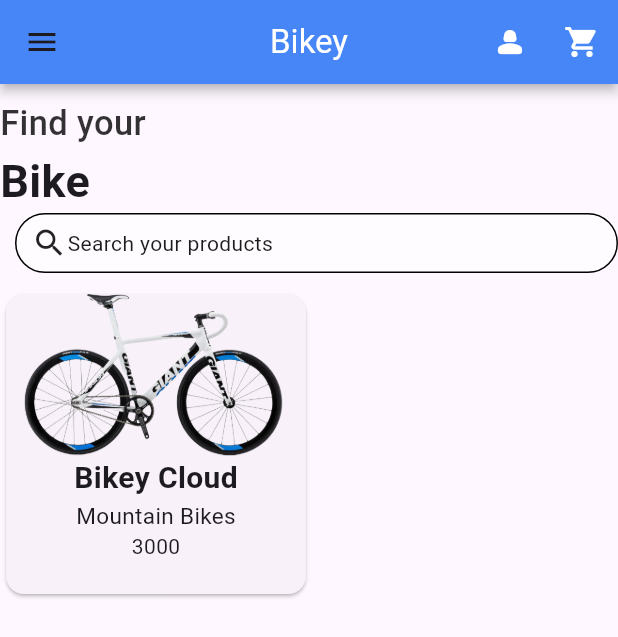
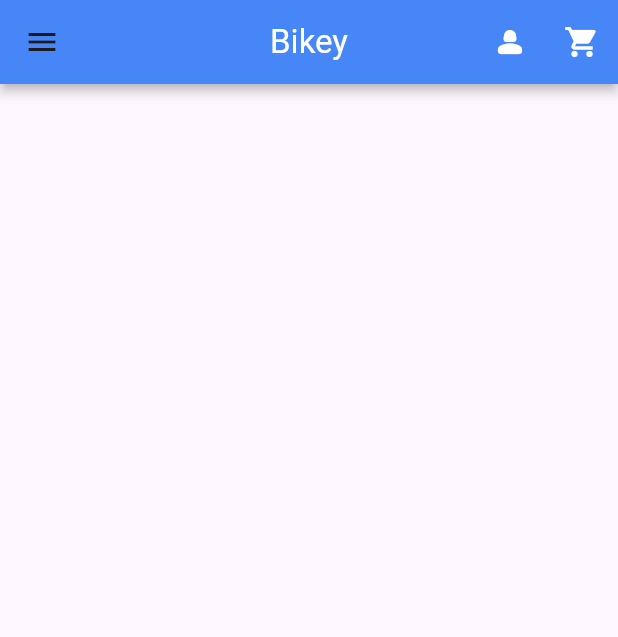
Before and after one commit to Tosin8/tutorialspoint_demo, a Flutter app: the screen it shows after launch, on a phone screen of 412 x 824 dp. Shown: the top 637 px of the screen. Run offline on Flutter 3.47's test engine with Material 3 defaults, Android fonts, the phone set to English and light mode, and no system bars.

Commit message:
Update home_page.dart
Using listView

```diff
--- a/lib/screen/home_page.dart
+++ b/lib/screen/home_page.dart
@@ -39,58 +39,8 @@ class _HomePageState extends State<HomePage> {
             ),
           ],
         ),
-        body: Column(
-          // mainAxisAlignment: MainAxisAlignment.center,
-          crossAxisAlignment: CrossAxisAlignment.start,
-          children: [
-            const SizedBox(height: 10),
-            Text(
-              'Find your',
-              style: TextStyle(
-                  fontSize: 23,
-                  fontWeight: FontWeight.w500,
-                  color: Colors.black.withOpacity(0.8)),
-            ),
-            Text(
-              'Bike',
-              style: TextStyle(fontSize: 30, fontWeight: FontWeight.bold),
-            ),
-            Padding(
-              padding: const EdgeInsets.only(left: 10),
-              child: Container(
-                height: 40,
-                //width: 40,
-                decoration: BoxDecoration(
-                    borderRadius: BorderRadius.circular(30),
-                    border: Border.all(width: 1, color: Colors.black),
-                    color: Colors.white60),
-                child: const Row(
-                  children: [
-                    SizedBox(width: 10),
-                    Icon(Icons.search),
-                    Text('Search your products'),
-                  ],
-                ),
-              ),
-            ),
-            SizedBox(height: 10),
-            Card(
-                child: SizedBox(
-              width: 200,
-              height: 200,
-              child: Column(
-                children: [
-                  Image.asset('assets/images/5.png'),
-                  Text(
-                    'Bikey Cloud',
-                    style: TextStyle(fontSize: 20, fontWeight: FontWeight.bold),
-                  ),
-                  Text('Mountain Bikes', style: TextStyle(fontSize: 15)),
-                  Text('3000')
-                ],
-              ),
-            )),
-          ],
+        body: ListView(
+          children: [],
         ),
         drawer: const Bikey_Drawer());
   }
```
